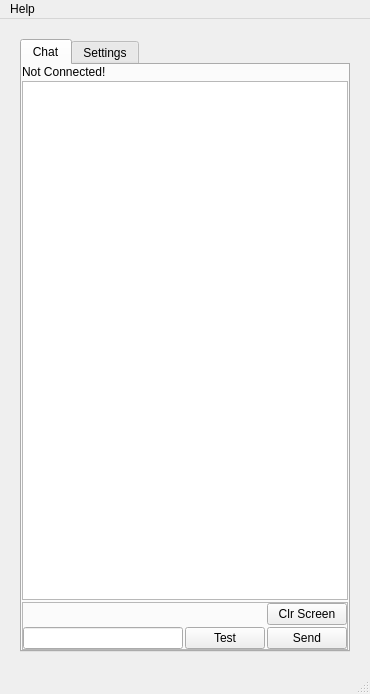
This is src/mainwindow.ui in cyberlord8/ChesterTheChat as Qt 5 draws it before an edit. The edited form follows.
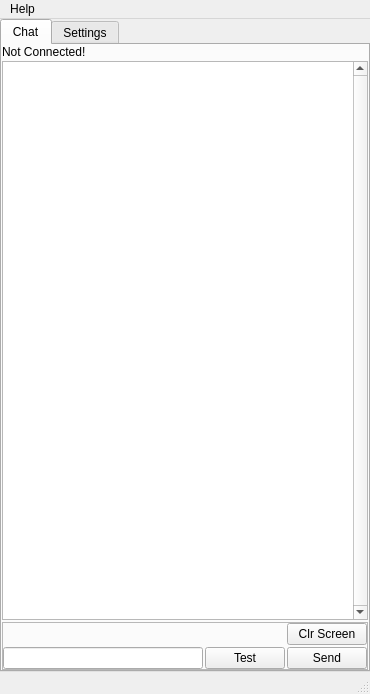
This is the edited form. The open tabs and pages were chosen to show the change.

```diff
--- a/src/mainwindow.ui
+++ b/src/mainwindow.ui
@@ -14,21 +14,21 @@
    <string>FIX ME</string>
   </property>
   <widget class="QWidget" name="centralwidget">
-   <layout class="QVBoxLayout" name="verticalLayout_4">
+   <layout class="QVBoxLayout" name="verticalLayout_4" stretch="0">
     <property name="spacing">
-     <number>20</number>
+     <number>0</number>
     </property>
     <property name="leftMargin">
-     <number>20</number>
+     <number>0</number>
     </property>
     <property name="topMargin">
-     <number>20</number>
+     <number>0</number>
     </property>
     <property name="rightMargin">
-     <number>20</number>
+     <number>0</number>
     </property>
     <property name="bottomMargin">
-     <number>20</number>
+     <number>0</number>
     </property>
     <item>
      <widget class="QTabWidget" name="tabWidget">
@@ -67,7 +67,7 @@
           <item>
            <widget class="QTextEdit" name="textEditChat">
             <property name="verticalScrollBarPolicy">
-             <enum>Qt::ScrollBarPolicy::ScrollBarAsNeeded</enum>
+             <enum>Qt::ScrollBarPolicy::ScrollBarAlwaysOn</enum>
             </property>
            </widget>
           </item>
```
